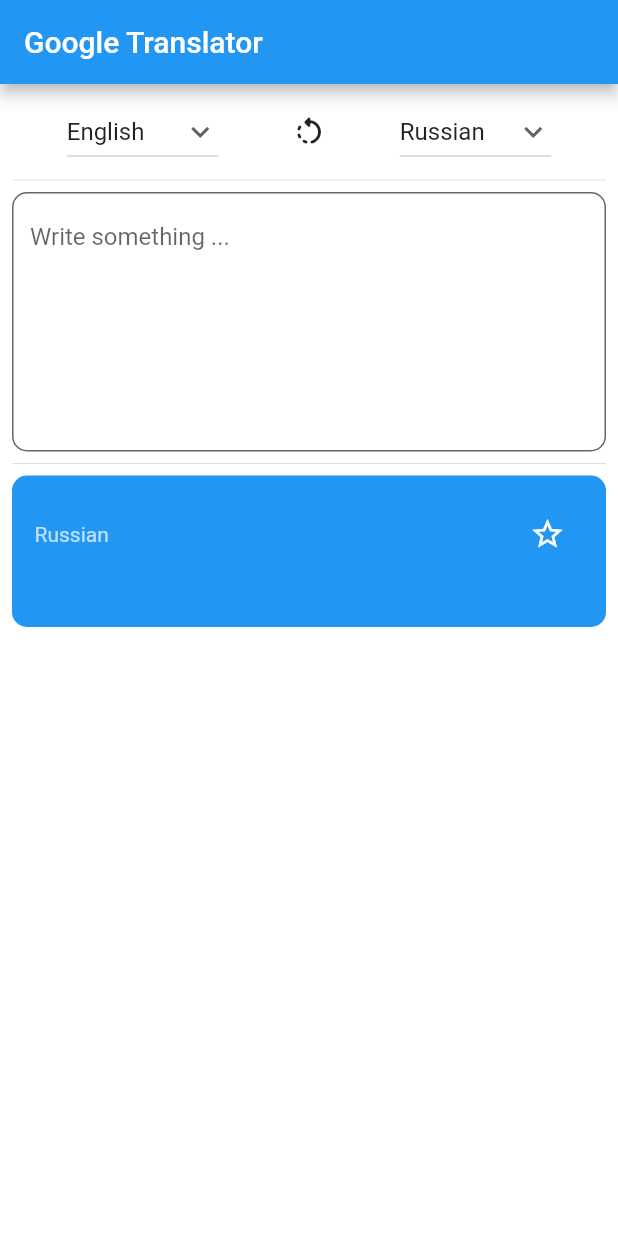
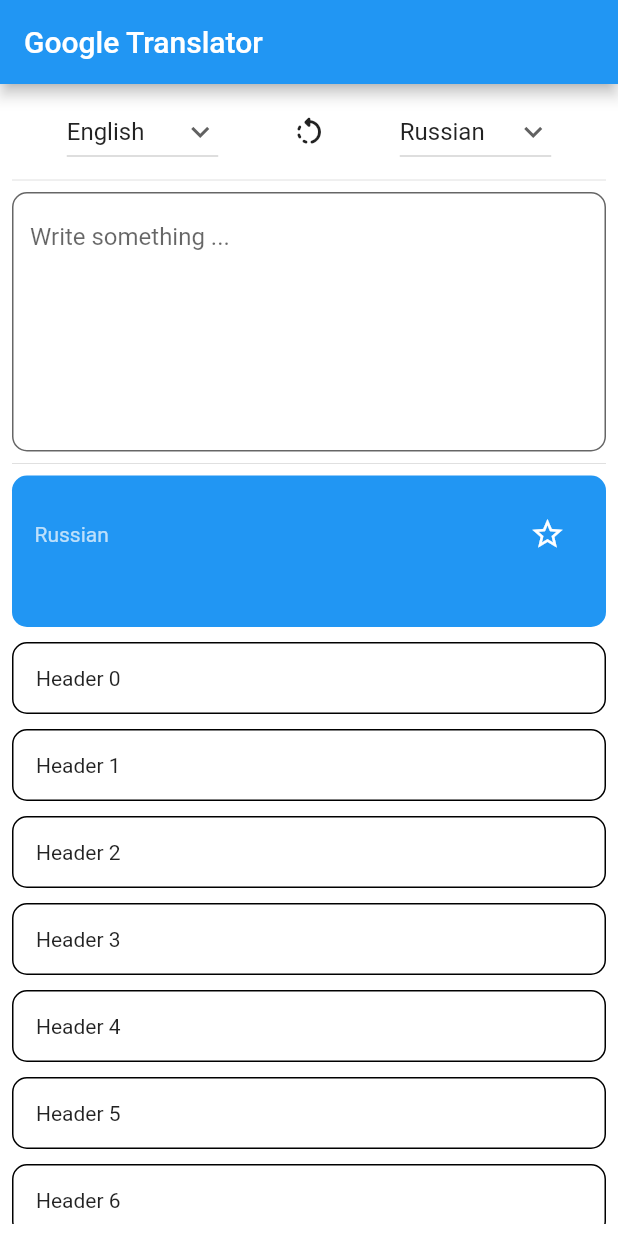
Before and after one commit to robotmannen/Translate-Clone, a Flutter app: the screen it shows after launch, on a phone screen of 412 x 824 dp. Run offline on Flutter 3.47's test engine with Material 2 defaults, Android fonts, the phone set to English and light mode, and no system bars; our stand-ins replace easy_debounce, google_fonts; missing offline and left inert: translator; Roboto replaces fonts that are missing (Actor).

Commit message:
added pleceholder list for recent translations

```diff
--- a/lib/DataTypes.dart
+++ b/lib/DataTypes.dart
@@ -12,7 +12,7 @@ abstract class ListItem {
 class TestItem implements ListItem {
   final String heading;
 
-  TestItem(this.heading);
+  TestItem({required this.heading});
 
   @override
   Widget buildSubtitle(BuildContext context) {
--- a/lib/Widgets/LanguageSelectionWidget.dart
+++ /dev/null
@@ -1,15 +0,0 @@
-import 'package:flutter/cupertino.dart';
-
-class LanguageSelectionWidget extends StatefulWidget {
-  const LanguageSelectionWidget({Key? key}) : super(key: key);
-
-  @override
-  State<LanguageSelectionWidget> createState() => _LanguageSelectionWidgetState();
-}
-
-class _LanguageSelectionWidgetState extends State<LanguageSelectionWidget> {
-  @override
-  Widget build(BuildContext context) {
-    return Container();
-  }
-}
--- /dev/null
+++ b/lib/Widgets/RecentTranslationWidget.dart
@@ -0,0 +1,22 @@
+import 'package:flutter/material.dart';
+
+class RecentTranslation extends StatelessWidget {
+  final String header;
+
+  RecentTranslation(this.header);
+
+  @override
+  Widget build(BuildContext context) {
+    return Padding(
+      padding: const EdgeInsets.only(top: 10.0),
+      child: Container(
+          width: double.maxFinite,
+          decoration: BoxDecoration(
+              shape: BoxShape.rectangle,
+              borderRadius: const BorderRadius.all(Radius.circular(10.0)),
+              border: Border.all(width: 1, color: Colors.black)),
+          padding: const EdgeInsets.all(15.0),
+          child: Text(header)),
+    );
+  }
+}
--- a/lib/main.dart
+++ b/lib/main.dart
@@ -1,6 +1,7 @@
 import 'dart:collection';
 import 'package:flutter/material.dart';
 import 'package:translate_clone/DataTypes.dart';
+import 'package:translate_clone/Widgets/RecentTranslationWidget.dart';
 import 'package:translator/translator.dart';
 import 'package:easy_debounce/easy_debounce.dart';
 import 'package:google_fonts/google_fonts.dart';
@@ -23,8 +24,6 @@ class MyApp extends StatelessWidget {
     );
   }
 }
-
-
 
 class MyHomePage extends StatefulWidget {
   const MyHomePage({super.key, required this.title});
@@ -67,12 +66,12 @@ class _MyHomePageState extends State<MyHomePage> {
     'Icelandic': 'is',
     'Spanish': 'es'
   };
-  final items = List<ListItem>.generate(1000, (i) => TestItem('Heading $i'));
+
+  final items = List<ListItem>.generate(10, (i) => TestItem(heading: "Header"));
+  final test = List<String>.generate(10, (index) => "Hello $index");
 
   @override
   Widget build(BuildContext context) {
-
-
     return Scaffold(
       appBar: AppBar(
         title: Text(
@@ -189,14 +188,13 @@ class _MyHomePageState extends State<MyHomePage> {
                 ],
               ),
             ),
-            Container(
-              width: double.maxFinite,
-              decoration: const BoxDecoration(
-                  shape: BoxShape.rectangle,
-                  borderRadius: BorderRadius.all(Radius.circular(10.0))),
-              padding: const EdgeInsets.all(15.0),
-              child: Column(),
-            )
+            Expanded(
+              child: ListView.builder(
+                  itemCount: items.length,
+                  itemBuilder: (context, index) {
+                    return RecentTranslation("Header $index");
+                  }),
+            ),
           ],
         ),
       ),
```
